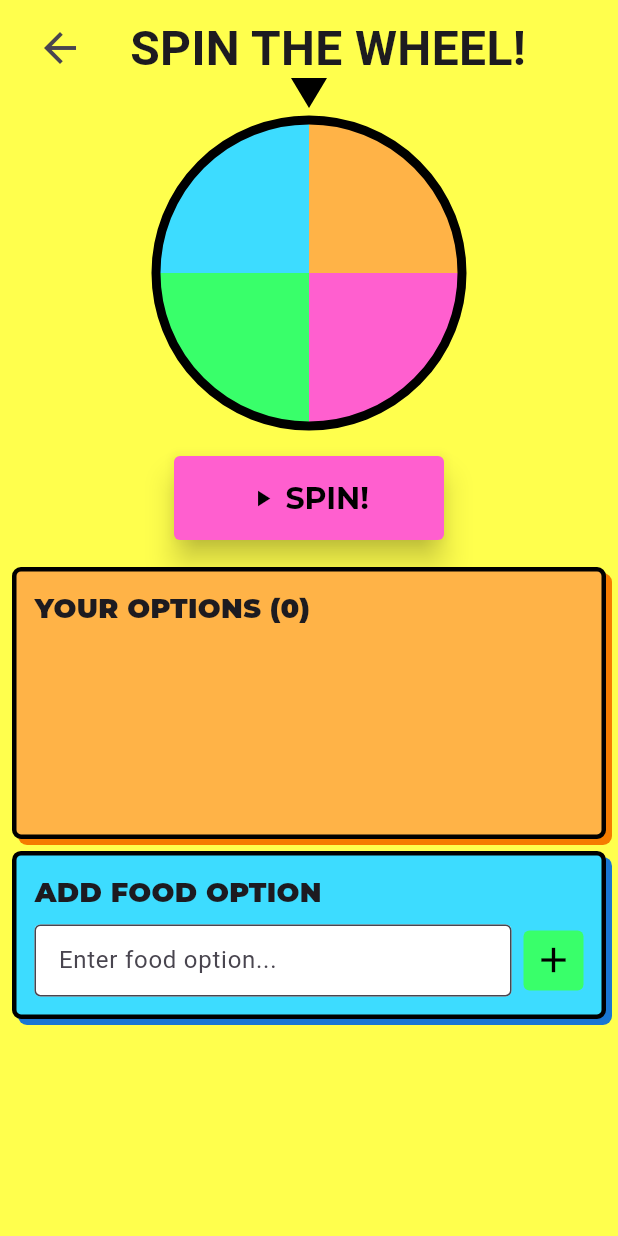
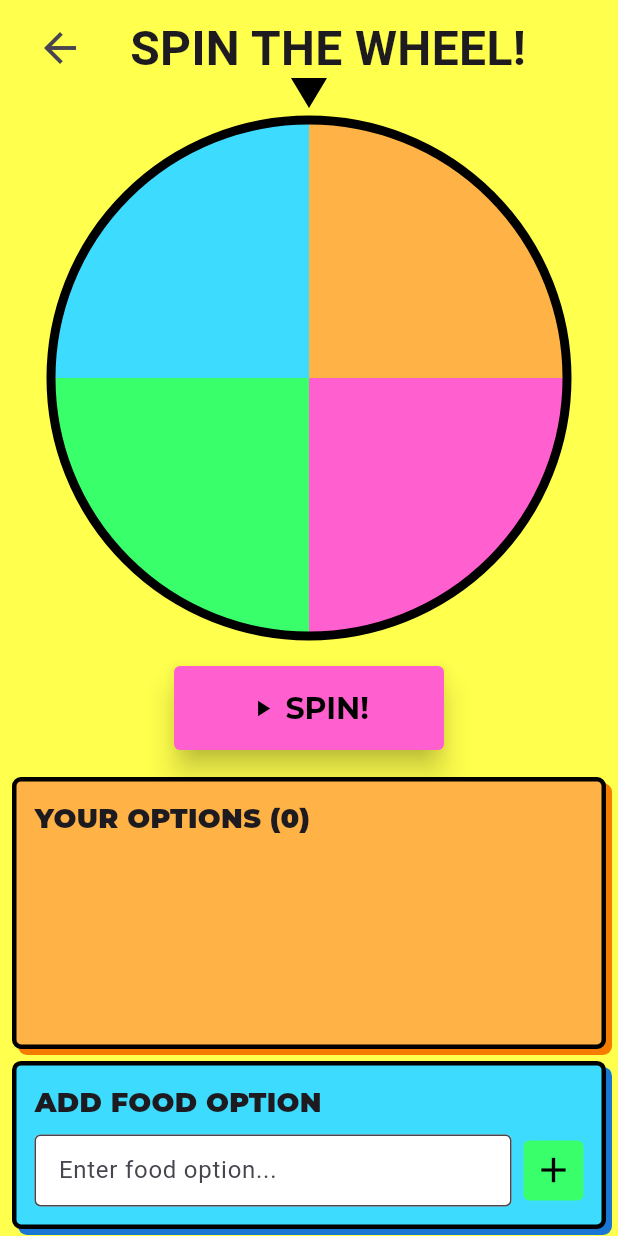
Before and after one commit to CodeWithSomesh/WhatToEat, a Flutter app: the screen it shows after launch, after a tap on "START SPINNING →", on a phone screen of 412 x 824 dp. Run offline on Flutter 3.47's test engine with Material 3 defaults, Android fonts, the phone set to English and light mode, and no system bars; our stand-ins replace audioplayers, confetti, google_fonts.

Commit message:
Increase wheel size and rotate text for better readability in Manual Wheel Page

```diff
--- a/lib/screens/manual_spin_screen.dart
+++ b/lib/screens/manual_spin_screen.dart
@@ -114,8 +114,8 @@ class _ManualSpinScreenState extends State<ManualSpinScreen>
                             angle: _animation.value,
                           ),
                           child: SizedBox(
-                            width: 220,
-                            height: 220,
+                            width: 360, // Increased size
+                            height: 360, // Increased size
                           ),
                         );
                       },
@@ -398,7 +398,7 @@ class _WheelPainter extends CustomPainter {
           center.dx + textRadius * cos(textAngle),
           center.dy + textRadius * sin(textAngle),
         );
-        canvas.rotate(textAngle + pi / 2);
+        canvas.rotate(textAngle + pi / 2); // Rotate text with the segment
         canvas.translate(-textPainter.width / 2, -textPainter.height / 2);
         textPainter.paint(canvas, Offset.zero);
         canvas.restore();
```
